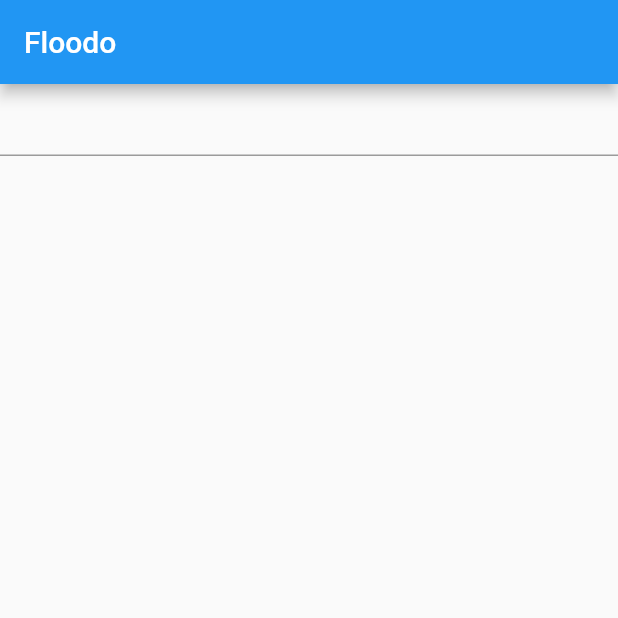
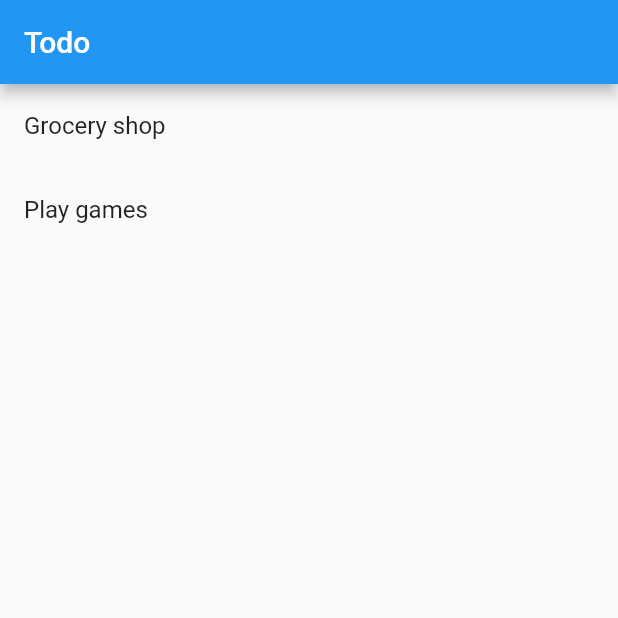
Before and after one commit to trhodeos/floodo, a Flutter app: the screen it shows after launch, on a phone screen of 412 x 824 dp, the top half of it. Run offline on Flutter 3.47's test engine with Material 2 defaults, Android fonts, the phone set to English and light mode, and no system bars; our stand-ins replace sqflite; accounts and stored records are empty.

Commit message:
Start splitting into separate files.

```diff
--- a/lib/main.dart
+++ b/lib/main.dart
@@ -1,9 +1,7 @@
-import 'dart:io';
-import 'package:path_provider/path_provider.dart';
 
-import 'package:floodo/todo.dart';
+import 'package:floodo/todo_view.dart';
+
 import 'package:flutter/material.dart';
-import 'package:path/path.dart';
 
 void main() => runApp(new MyApp());
 
@@ -15,78 +13,7 @@ class MyApp extends StatelessWidget {
       theme: new ThemeData(
         primarySwatch: Colors.blue,
       ),
-      home: new FloodoList(title: 'Floodo'),
+      home: new TodoPage()
     );
   }
 }
-
-class FloodoList extends StatefulWidget {
-  FloodoList({Key key, this.title}) : super(key: key);
-
-  final String title;
-
-  @override
-  _FloodoListState createState() => new _FloodoListState();
-}
-
-class _FloodoListState extends State<FloodoList> {
-  List<Todo> items = [];
-  TodoProvider dbProvider;
-
-  @override
-  void initState() {
-    super.initState();
-    dbProvider = new TodoProvider();
-    initData();
-  }
-
-  initData() async {
-    Directory documentsDirectory = await getApplicationDocumentsDirectory();
-    String path = join(documentsDirectory.path, "todo.db");
-    await dbProvider.open(path);
-    print('Opening db at $path');
-    Iterable<Todo> todos = await dbProvider.getUnfinishedTodos();
-    setState(() {
-      items.clear();
-      items.addAll(todos);
-    });
-  }
-
-  Widget buildItem(Todo item) {
-    return new Dismissible(
-        onDismissed: (d) {
-          setState(() {
-            item.completionTime = new DateTime.now();
-            dbProvider.update(item);
-            items.remove(item);
-          });
-        },
-        child: new ListTile(title: new Text(item.title)),
-        key: new ObjectKey(item));
-  }
-
-  addItem(String text) async {
-    var enteredTime = new DateTime.now();
-    Todo todo = new Todo(text, enteredTime);
-    setState(() {
-      items.add(todo);
-    });
-    return dbProvider.insert(todo);
-  }
-
-  removeItem(int id) async {}
-
-  @override
-  Widget build(BuildContext context) {
-    var itemWidgets = items.map(buildItem).toList();
-    itemWidgets.add(
-        new TextField(onSubmitted: (text) =>
-            setState(() => addItem(text))));
-    return new Scaffold(
-      appBar: new AppBar(
-        title: new Text(widget.title),
-      ),
-      body: new Column(children: itemWidgets),
-    );
-  }
-}
--- a/lib/todo.dart
+++ b/lib/todo.dart
@@ -1,6 +1,6 @@
 import 'dart:async';
 import 'package:sqflite/sqflite.dart';
-
+import 'package:floodo/todo_data.dart';
 
 final String tableTodo = "todo";
 final String columnId = "_id";
@@ -8,36 +8,21 @@ final String columnTitle = "title";
 final String columnEnteredTime = "entered_time_ms";
 final String columnCompletionTime = "finished_time_ms";
 
-class Todo {
-  int id;
-  String title;
-  DateTime enteredTime;
-  // If completionTime is not null, task is finished
-  DateTime completionTime;
 
-  Map toMap() {
-    Map map = {};
-    map[columnTitle] = title;
-    map[columnEnteredTime] = enteredTime.millisecondsSinceEpoch;
-    if (completionTime != null) {
-      map[columnCompletionTime] = completionTime.millisecondsSinceEpoch;
-    }
-    if (id != null) {
-      map[columnId] = id;
-    }
-    return map;
+Map _toMap(Todo todo) {
+  Map map = {};
+  map[columnTitle] = todo.title;
+  if (todo.id != null) {
+    map[columnId] = todo.id;
   }
+  return map;
+}
 
-  Todo(this.title, this.enteredTime);
-
-  Todo.fromMap(Map map) {
-    id = map[columnId];
-    title = map[columnTitle];
-    enteredTime = new DateTime.fromMillisecondsSinceEpoch(map[columnEnteredTime]);
-    if (map.containsKey(columnCompletionTime) && map[columnCompletionTime] != null) {
-      completionTime = new DateTime.fromMillisecondsSinceEpoch(map[columnCompletionTime]);
-    }
-  }
+Todo _fromMap(Map map) {
+  return new Todo(
+    id: map[columnId],
+    title: map[columnTitle],
+  );
 }
 
 class TodoProvider {
@@ -57,8 +42,8 @@ create table $tableTodo (
   }
 
   Future<Todo> insert(Todo todo) async {
-    todo.id = await db.insert(tableTodo, todo.toMap());
-    return todo;
+    var id = await db.insert(tableTodo, _toMap(todo));
+    return new Todo(id: id, title: todo.title);
   }
 
   Future<Todo> getTodo(int id) async {
@@ -67,7 +52,7 @@ create table $tableTodo (
         where: "$columnId = ?",
         whereArgs: [id]);
     if (maps.length > 0) {
-      return new Todo.fromMap(maps.first);
+      return _fromMap(maps.first);
     }
     return null;
   }
@@ -76,7 +61,7 @@ create table $tableTodo (
     List<Map> maps = await db.query(tableTodo,
         columns: [columnId, columnEnteredTime, columnCompletionTime, columnTitle],
         where: "$columnCompletionTime IS NULL");
-    return maps.map((m) => new Todo.fromMap(m));
+    return maps.map((m) => _fromMap(m));
   }
 
   Future<int> deleteTodo(int id) async {
@@ -84,7 +69,7 @@ create table $tableTodo (
   }
 
   Future<int> update(Todo todo) async {
-    return await db.update(tableTodo, todo.toMap(),
+    return await db.update(tableTodo, _toMap(todo),
         where: "$columnId = ?", whereArgs: [todo.id]);
   }
 
--- /dev/null
+++ b/lib/todo_data.dart
@@ -0,0 +1,12 @@
+class Todo {
+  final int id;
+  final String title;
+  final bool done;
+
+  const Todo({this.id, this.title, this.done=false});
+}
+
+const kTodos = const <Todo> [
+  const Todo(id: 1, title: "Grocery shop"),
+  const Todo(id: 2, title: "Play games", done: true),
+];
--- /dev/null
+++ b/lib/todo_view.dart
@@ -0,0 +1,49 @@
+import 'package:floodo/todo_data.dart';
+import 'package:flutter/material.dart';
+
+class _TodoListItem extends StatelessWidget {
+  final Todo _item;
+
+  _TodoListItem(this._item);
+
+  @override
+  Widget build(BuildContext context) {
+    return new Dismissible(
+        key: new ObjectKey(_item.id),
+        child: new ListTile(
+            title: new Text(_item.title),
+        ),
+    );
+    // TODO: implement build
+  }
+}
+
+class TodoList extends StatelessWidget {
+  final List<Todo> _todos;
+
+  TodoList(this._todos);
+
+  @override
+  Widget build(BuildContext context) {
+    return new ListView(
+      children: _buildTodoList()
+    );
+  }
+
+  List<_TodoListItem> _buildTodoList() {
+    return _todos.map((t) => new _TodoListItem(t)).toList();
+  }
+
+}
+
+class TodoPage extends StatelessWidget {
+  @override
+  Widget build(BuildContext context) {
+    return new Scaffold(
+      appBar: new AppBar(
+        title: new Text("Todo")
+      ),
+      body: new TodoList(kTodos),
+    );
+  }
+}
```
